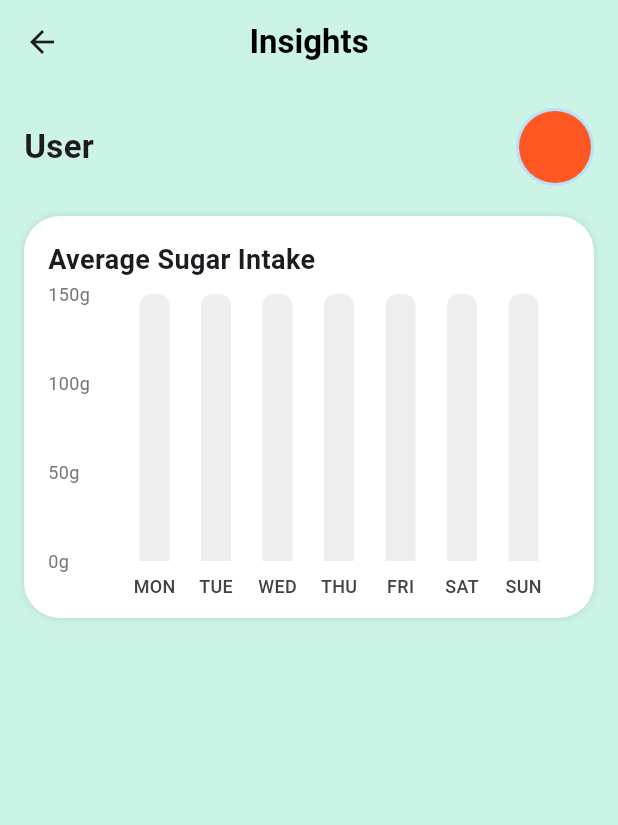
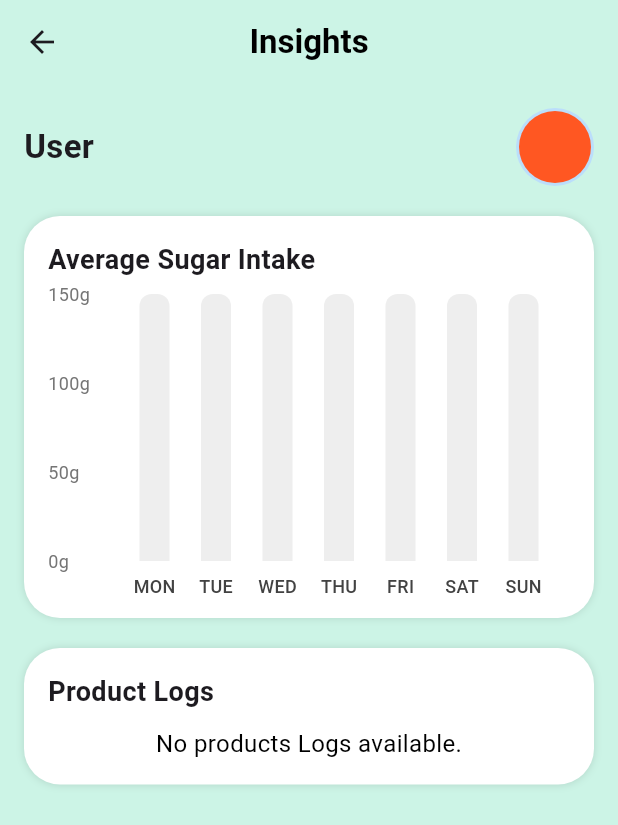
Before and after one commit to Danirug/Sugar_Sync, a Flutter app: the InsightsScreen screen opened by its route, on a phone screen of 412 x 824 dp. Shown: the top 825 px of the screen. Run offline on Flutter 3.47's test engine with Material 3 defaults, Android fonts, the light colour scheme and no system bars; drawn by our look-alikes of fl_chart; our stand-ins replace cloud_firestore, firebase_auth, firebase_core; missing offline and left inert: openfoodfacts; accounts and stored records are empty.

Commit message:
update Insights screen
implemented to get the logged food to show

```diff
--- a/lib/Dashboard_Screens/Insights_Screen.dart
+++ b/lib/Dashboard_Screens/Insights_Screen.dart
@@ -13,6 +13,7 @@
 class _InsightsScreenState extends State<InsightsScreen> {
   Map<String, double> _dailySugar = {}; // Store daily sugar data (e.g., {"2025-03-26": 20.0})
   List<double> _weeklySugarList = List.filled(7, 0.0); // Aggregated weekly sugar (Mon-Sun)
+  List<Map<String, dynamic>> _productLogs = [];
   double? _targetSugar;
   String _firstName = "User";
   String _lastName = "";
@@ -21,6 +22,23 @@
   void initState() {
     super.initState();
     _loadSugarData();
+    _loadProductLogs();
+  }
+
+  Future<void> _loadProductLogs()async{
+    final user = FirebaseAuth.instance.currentUser;
+    if(user != null){
+      final logsRef = FirebaseFirestore.instance
+          .collection('product_logs')
+          .doc(user.uid)
+          .collection('logs')
+          .orderBy('timestamp', descending: true);
+
+      final querySnapshot = await logsRef.get();
+      setState(() {
+        _productLogs = querySnapshot.docs.map((doc) => doc.data()).toList();
+      });
+    }
   }
 
   Future<void> _loadSugarData() async {
@@ -185,12 +203,67 @@
                 ],
               ),
             ),
+
+            SizedBox(height: 20),
+            Container(
+              padding: EdgeInsets.all(16),
+              decoration: BoxDecoration(
+                color: Colors.white,
+                borderRadius: BorderRadius.circular(24),
+                boxShadow: [BoxShadow(color: Colors.black12, blurRadius: 4)],
+              ),
+              child: Column(
+                crossAxisAlignment: CrossAxisAlignment.start,
+                children: [
+                  Text(
+                    "Product Logs",
+                    style: TextStyle(
+                      fontWeight: FontWeight.bold,
+                      fontSize: 18
+                    ),
+                  ),
+                  SizedBox(height: 10),
+                  _productLogs.isEmpty
+                    ?Center(
+                      child: Text(
+                        "No products Logs available.",
+                        style: TextStyle(
+                          fontSize: 16,
+                          color: Colors.black
+                        ),
+                      )
+                  )
+                  :Container(
+                    constraints: BoxConstraints(maxHeight: 200),
+                    child: ListView.builder(
+                      shrinkWrap: true,
+                      itemCount: _productLogs.length,
+                      itemBuilder: (context, index){
+                        final log = _productLogs[index];
+                        final productName = log['productName'] ?? 'Unknown Product';
+                        final sugarAmount = log['sugarAmount']?.toDouble() ?? 0.0;
+                        final date = log['date'] ?? 'Unknown Date';
+                        return ListTile(
+                          title: Text(
+                            productName,
+                            style: TextStyle(fontSize: 16, fontWeight: FontWeight.w500),
+                          ),
+                        subtitle: Text(
+                        "Sugar: ${sugarAmount.toStringAsFixed(1)}g | Date: $date",
+                        style: TextStyle(fontSize: 14, color: Colors.grey[600]),
+                        ),
+                        );
+                      },
+                    ),
+                  )
+                ],
+              ),
+            )
           ],
         ),
       ),
     );
   }
-
   List<BarChartGroupData> _getBarGroups() {
     return List.generate(7, (index) {
       final sugarValue = _weeklySugarList[index]; // Use aggregated weekly data
--- a/lib/main.dart
+++ b/lib/main.dart
@@ -31,14 +31,14 @@
     await Firebase.initializeApp();
   }
   OpenFoodAPIConfiguration.userAgent = UserAgent(
-    name: 'SugarSync',
+    name: 'SyncSugar',
     version: '1.0.0',
   );
-  runApp(const SugarSync());
+  runApp(const SyncSugar());
 }
 
-class SugarSync extends StatelessWidget {
-  const SugarSync({super.key});
+class SyncSugar extends StatelessWidget {
+  const SyncSugar({super.key});
 
   @override
   Widget build(BuildContext context){
```
Also changed, not shown: 1 other file.
